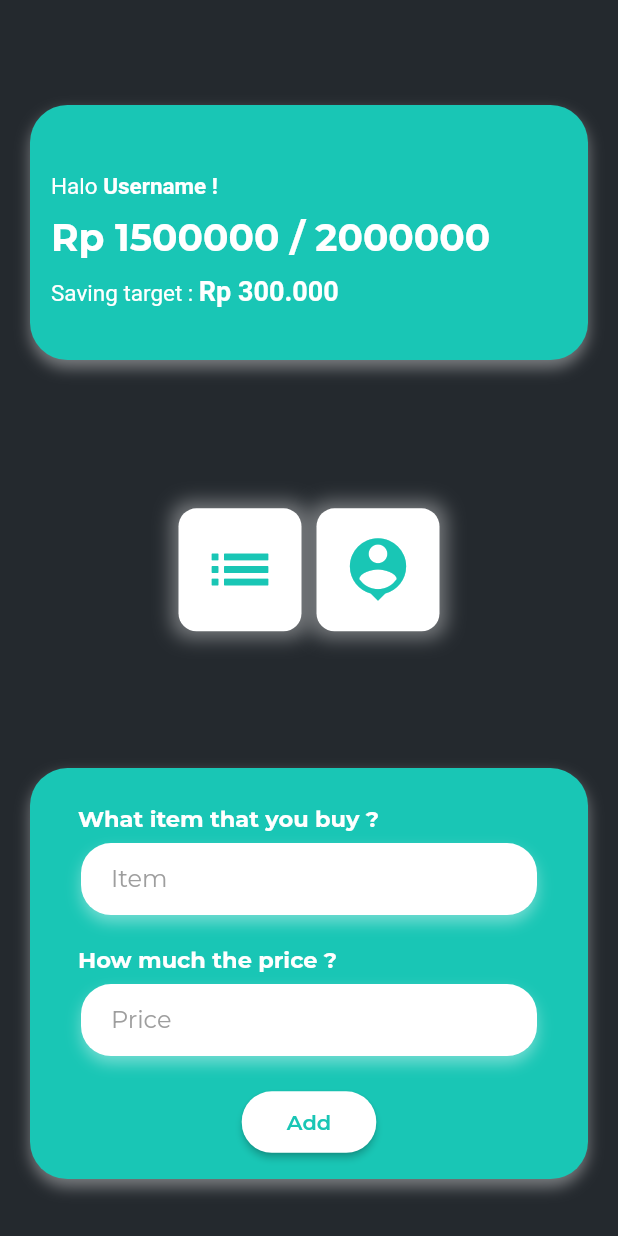
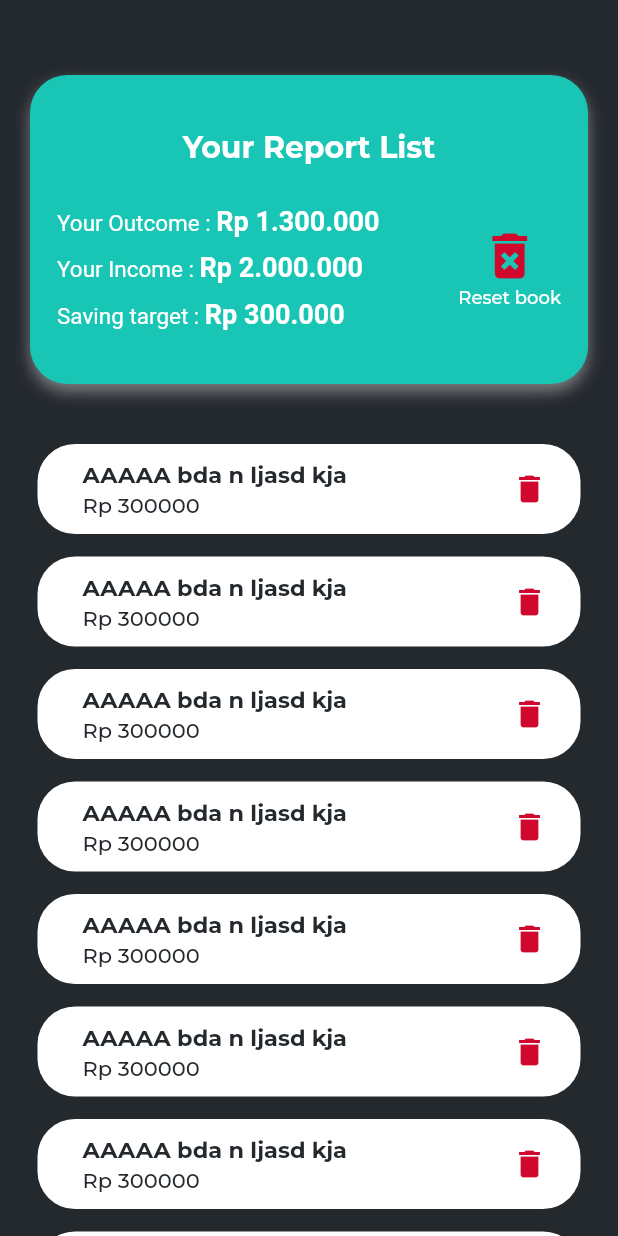
Before and after one commit to evanezent/danaku, a Flutter app: the Dashboard screen opened directly, after a tap on the "list" icon, on a phone screen of 412 x 824 dp. Run offline on Flutter 3.47's test engine with Material 2 defaults, Android fonts, the phone set to English and light mode, and no system bars; project files that could hold a hidden picture were left out.

Commit message:
report list page done

```diff
--- a/lib/constant/constants.dart
+++ b/lib/constant/constants.dart
@@ -2,6 +2,7 @@ import 'package:flutter/material.dart';
 
 const colorPrimary = Color(0xFF24292E);
 const colorSecondary = Color(0xFF19C6B5);
+const colorBackup = Color(0xFFd1082d);
 
 List<BoxShadow> darkShadow = [
   BoxShadow(
--- a/lib/ui/pages/dashboard_page.dart
+++ b/lib/ui/pages/dashboard_page.dart
@@ -1,4 +1,5 @@
 import 'package:danaku/constant/constants.dart';
+import 'package:danaku/ui/pages/report_list_page.dart';
 import 'package:danaku/ui/widgets/dashboard_header.dart';
 import 'package:flutter/material.dart';
 
@@ -16,6 +17,7 @@ class _DashboardState extends State<Dashboard> {
   Widget build(BuildContext context) {
     Size size = MediaQuery.of(context).size;
     return Scaffold(
+      resizeToAvoidBottomInset: false,
       backgroundColor: colorPrimary,
       body: Container(
         child: Column(
@@ -34,7 +36,9 @@ class _DashboardState extends State<Dashboard> {
                         borderRadius: BorderRadius.circular(12),
                         boxShadow: navShadow),
                     child: GestureDetector(
-                      onTap: () {},
+                      onTap: () {
+                        Navigator.push(context, MaterialPageRoute(builder: (context) => ReportList()));
+                      },
                       child: Icon(
                         Icons.list_sharp,
                         color: colorSecondary,
--- /dev/null
+++ b/lib/ui/pages/report_list_page.dart
@@ -0,0 +1,141 @@
+import 'package:danaku/constant/constants.dart';
+import 'package:danaku/ui/widgets/report_item.dart';
+import 'package:flutter/material.dart';
+
+class ReportList extends StatefulWidget {
+  @override
+  _ReportListState createState() => _ReportListState();
+}
+
+class _ReportListState extends State<ReportList> {
+  @override
+  Widget build(BuildContext context) {
+    Size size = MediaQuery.of(context).size;
+
+    return Scaffold(
+      backgroundColor: colorPrimary,
+      body: Column(
+        children: [
+          Container(
+            margin: EdgeInsets.only(top: 50, left: 20, right: 20),
+            padding: EdgeInsets.symmetric(vertical: 10, horizontal: 18),
+            width: size.width,
+            height: size.height * 0.25,
+            decoration: BoxDecoration(
+                color: colorSecondary,
+                borderRadius: BorderRadius.circular(25),
+                boxShadow: darkShadow),
+            child: Column(
+              mainAxisAlignment: MainAxisAlignment.spaceEvenly,
+              crossAxisAlignment: CrossAxisAlignment.start,
+              children: [
+                Center(
+                  child: Text(
+                    "Your Report List",
+                    style: TextStyle(
+                        color: Colors.white,
+                        fontWeight: FontWeight.bold,
+                        fontSize: 20),
+                  ),
+                ),
+                Row(
+                  mainAxisAlignment: MainAxisAlignment.spaceBetween,
+                  children: [
+                    Column(
+                      crossAxisAlignment: CrossAxisAlignment.start,
+                      children: [
+                        RichText(
+                          text: TextSpan(
+                            text: 'Your Outcome : ',
+                            style: TextStyle(
+                                color: Colors.white,
+                                fontWeight: FontWeight.w400,
+                                fontSize: 15),
+                            children: <TextSpan>[
+                              TextSpan(
+                                  text: 'Rp 1.300.000',
+                                  style: TextStyle(
+                                      color: Colors.white,
+                                      fontWeight: FontWeight.bold,
+                                      fontSize: 18)),
+                            ],
+                          ),
+                        ),
+                        SizedBox(height: 10),
+                        RichText(
+                          text: TextSpan(
+                            text: 'Your Income : ',
+                            style: TextStyle(
+                                color: Colors.white,
+                                fontWeight: FontWeight.w400,
+                                fontSize: 15),
+                            children: <TextSpan>[
+                              TextSpan(
+                                  text: 'Rp 2.000.000',
+                                  style: TextStyle(
+                                      color: Colors.white,
+                                      fontWeight: FontWeight.bold,
+                                      fontSize: 18)),
+                            ],
+                          ),
+                        ),
+                        SizedBox(height: 10),
+                        RichText(
+                          text: TextSpan(
+                            text: 'Saving target : ',
+                            style: TextStyle(
+                                color: Colors.white,
+                                fontWeight: FontWeight.w400,
+                                fontSize: 15),
+                            children: <TextSpan>[
+                              TextSpan(
+                                  text: 'Rp 300.000',
+                                  style: TextStyle(
+                                      color: Colors.white,
+                                      fontWeight: FontWeight.bold,
+                                      fontSize: 18)),
+                            ],
+                          ),
+                        )
+                      ],
+                    ),
+                    GestureDetector(
+                        onTap: () {},
+                        child: Column(
+                          children: [
+                            Icon(
+                              Icons.delete_forever,
+                              color: colorBackup,
+                              size: 40,
+                            ),
+                            Text(
+                              "Reset book",
+                              style: TextStyle(
+                                color: Colors.white,
+                                fontSize: 12,
+                                fontWeight: FontWeight.w500
+                              ),
+                              )
+                          ],
+                        ))
+                  ],
+                )
+              ],
+            ),
+          ),
+          Expanded(
+              child: ListView.builder(
+                  padding: EdgeInsets.symmetric(vertical: 25),
+                  itemCount: 10,
+                  itemBuilder: (BuildContext context, int index) {
+                    return ReportItem(
+                      size: size,
+                      itemName: "AAAAA bda n ljasd kja ",
+                      itemPrice: "300000",
+                    );
+                  })),
+        ],
+      ),
+    );
+  }
+}
--- /dev/null
+++ b/lib/ui/widgets/report_item.dart
@@ -0,0 +1,68 @@
+import 'package:danaku/constant/constants.dart';
+import 'package:flutter/material.dart';
+
+class ReportItem extends StatelessWidget {
+  const ReportItem({
+    Key key,
+    @required this.size,
+    this.itemName,
+    this.itemPrice,
+  }) : super(key: key);
+
+  final Size size;
+  final String itemName;
+  final String itemPrice;
+
+  @override
+  Widget build(BuildContext context) {
+    return Container(
+        margin: EdgeInsets.only(left: 25, right: 25, top: 15),
+        padding: EdgeInsets.symmetric(vertical: 6, horizontal: 10),
+        width: size.width,
+        decoration: BoxDecoration(
+            color: Colors.white,
+            borderRadius: BorderRadius.circular(25),
+            // boxShadow: darkShadow
+            ),
+        child: Row(
+          mainAxisAlignment: MainAxisAlignment.spaceBetween,
+          children: [
+            Container(
+              child: Expanded(
+                child: Padding(
+                  padding: const EdgeInsets.only(left: 20),
+                  child: Column(
+                    crossAxisAlignment: CrossAxisAlignment.start,
+                    children: [
+                      Text(
+                        itemName,
+                        overflow: TextOverflow.ellipsis,
+                        style: TextStyle(
+                            fontWeight: FontWeight.bold,
+                            color: colorPrimary,
+                            fontSize: 15),
+                      ),
+                      SizedBox(height: 3),
+                      Text(
+                        "Rp ${itemPrice}",
+                        overflow: TextOverflow.ellipsis,
+                        style: TextStyle(
+                            fontWeight: FontWeight.w500,
+                            color: colorPrimary,
+                            fontSize: 14),
+                      )
+                    ],
+                  ),
+                ),
+              ),
+            ),
+            IconButton(
+              icon: Icon(Icons.delete),
+              onPressed: () {},
+              // color: Colors.redAccent[200],
+              color: colorBackup,
+            )
+          ],
+        ));
+  }
+}
```
